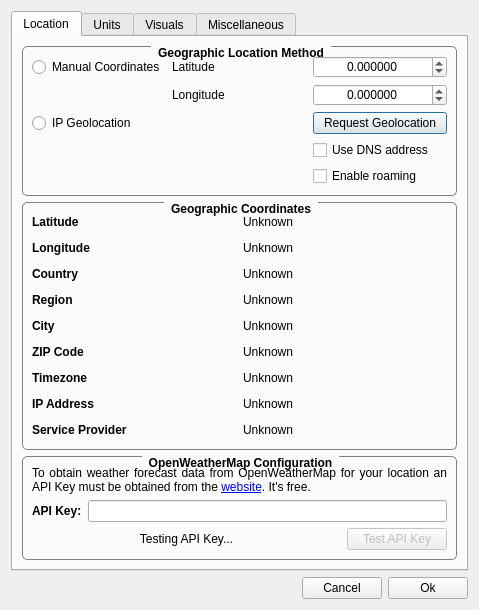
FelixdelasPozas/TrayWeather, file ConfigurationDialog.ui: the form before one commit.
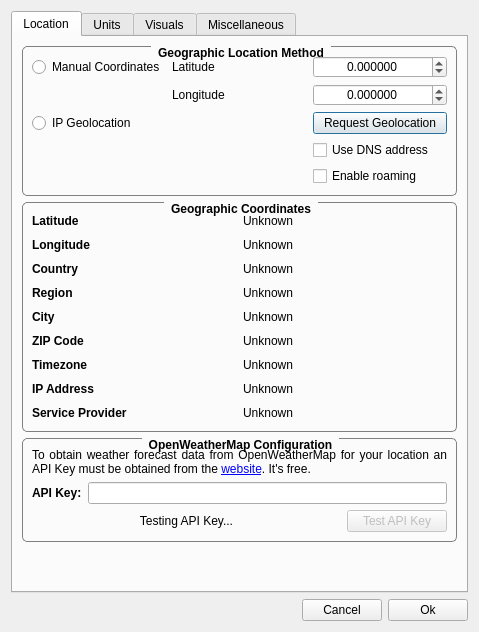
The form after the commit. The open tabs and pages were chosen to show the change. Icons and pictures are not drawn. Custom widgets are drawn as their Qt base class.

Commit message: Fix: ConfigurationDialog layout tweaks. Option to enable/disable icon text border.

```diff
--- a/ConfigurationDialog.ui
+++ b/ConfigurationDialog.ui
@@ -10,7 +10,7 @@
     <x>0</x>
     <y>0</y>
     <width>479</width>
-    <height>610</height>
+    <height>632</height>
    </rect>
   </property>
   <property name="windowTitle">
@@ -36,7 +36,7 @@
       <attribute name="title">
        <string>Location</string>
       </attribute>
-      <layout class="QVBoxLayout" name="verticalLayout_7" stretch="0,1,0">
+      <layout class="QVBoxLayout" name="verticalLayout_7" stretch="0,0,0,1">
        <item>
         <widget class="QGroupBox" name="groupBox_4">
          <property name="font">
@@ -219,6 +219,12 @@
        </item>
        <item>
         <widget class="QGroupBox" name="m_geoBox">
+         <property name="sizePolicy">
+          <sizepolicy hsizetype="Preferred" vsizetype="MinimumExpanding">
+           <horstretch>0</horstretch>
+           <verstretch>0</verstretch>
+          </sizepolicy>
+         </property>
          <property name="font">
           <font>
            <weight>75</weight>
@@ -242,13 +248,22 @@
           <string>Geographic Coordinates</string>
          </property>
          <layout class="QVBoxLayout" name="verticalLayout_2">
-          <property name="sizeConstraint">
-           <enum>QLayout::SetMinAndMaxSize</enum>
-          </property>
           <item>
-           <layout class="QGridLayout" name="gridLayout_2" rowstretch="0,0,0,0,0,0,0,0,0" columnstretch="1,1">
+           <layout class="QGridLayout" name="gridLayout_2" columnstretch="1,1">
             <item row="2" column="0">
              <widget class="QLabel" name="label">
+              <property name="minimumSize">
+               <size>
+                <width>0</width>
+                <height>18</height>
+               </size>
+              </property>
+              <property name="maximumSize">
+               <size>
+                <width>16777215</width>
+                <height>18</height>
+               </size>
+              </property>
               <property name="font">
                <font>
                 <weight>75</weight>
@@ -262,6 +277,18 @@
             </item>
             <item row="2" column="1">
              <widget class="QLabel" name="m_country">
+              <property name="minimumSize">
+               <size>
+                <width>0</width>
+                <height>18</height>
+               </size>
+              </property>
+              <property name="maximumSize">
+               <size>
+                <width>16777215</width>
+                <height>18</height>
+               </size>
+              </property>
               <property name="text">
                <string notr="true">Unknown</string>
               </property>
@@ -269,6 +296,18 @@
             </item>
             <item row="3" column="0">
              <widget class="QLabel" name="label_5">
+              <property name="minimumSize">
+               <size>
+                <width>0</width>
+                <height>18</height>
+               </size>
+              </property>
+              <property name="maximumSize">
+               <size>
+                <width>16777215</width>
+                <height>18</height>
+               </size>
+              </property>
               <property name="font">
                <font>
                 <weight>75</weight>
@@ -282,6 +321,18 @@
             </item>
             <item row="3" column="1">
              <widget class="QLabel" name="m_region">
+              <property name="minimumSize">
+               <size>
+                <width>0</width>
+                <height>18</height>
+               </size>
+              </property>
+              <property name="maximumSize">
+               <size>
+                <width>16777215</width>
+                <height>18</height>
+               </size>
+              </property>
               <property name="text">
                <string notr="true">Unknown</string>
               </property>
@@ -289,6 +340,18 @@
             </item>
             <item row="0" column="0">
              <widget class="QLabel" name="label_7">
+              <property name="minimumSize">
+               <size>
+                <width>0</width>
+                <height>18</height>
+               </size>
+              </property>
+              <property name="maximumSize">
+               <size>
+                <width>16777215</width>
+                <height>18</height>
+               </size>
+              </property>
               <property name="font">
                <font>
                 <weight>75</weight>
@@ -302,6 +365,18 @@
             </item>
             <item row="1" column="0">
              <widget class="QLabel" name="label_9">
+              <property name="minimumSize">
+               <size>
+                <width>0</width>
+                <height>18</height>
+               </size>
+              </property>
+              <property name="maximumSize">
+               <size>
+                <width>16777215</width>
+                <height>18</height>
+               </size>
+              </property>
               <property name="font">
                <font>
                 <weight>75</weight>
@@ -315,6 +390,18 @@
             </item>
             <item row="0" column="1">
              <widget class="QLabel" name="m_latitude">
+              <property name="minimumSize">
+               <size>
+                <width>0</width>
+                <height>18</height>
+               </size>
+              </property>
+              <property name="maximumSize">
+               <size>
+                <width>16777215</width>
+                <height>18</height>
+               </size>
+              </property>
               <property name="text">
                <string notr="true">Unknown</string>
               </property>
@@ -322,6 +409,18 @@
             </item>
             <item row="1" column="1">
              <widget class="QLabel" name="m_longitude">
+              <property name="minimumSize">
+               <size>
+                <width>0</width>
+                <height>18</height>
+               </size>
+              </property>
+              <property name="maximumSize">
+               <size>
+                <width>16777215</width>
+                <height>18</height>
+               </size>
+              </property>
               <property name="text">
                <string notr="true">Unknown</string>
               </property>
@@ -329,6 +428,18 @@
             </item>
             <item row="7" column="1">
              <widget class="QLabel" name="m_ip">
+              <property name="minimumSize">
+               <size>
+                <width>0</width>
+                <height>18</height>
+               </size>
+              </property>
+              <property name="maximumSize">
+               <size>
+                <width>16777215</width>
+                <height>18</height>
+               </size>
+              </property>
               <property name="text">
                <string notr="true">Unknown</string>
               </property>
@@ -336,6 +447,18 @@
             </item>
             <item row="6" column="0">
              <widget class="QLabel" name="label_4">
+              <property name="minimumSize">
+               <size>
+                <width>0</width>
+                <height>18</height>
+               </size>
+              </property>
+              <property name="maximumSize">
+               <size>
+                <width>16777215</width>
+                <height>18</height>
+               </size>
+              </property>
               <property name="font">
                <font>
                 <weight>75</weight>
@@ -349,6 +472,18 @@
             </item>
             <item row="7" column="0">
              <widget class="QLabel" name="label_3">
+              <property name="minimumSize">
+               <size>
+                <width>0</width>
+                <height>18</height>
+               </size>
+              </property>
+              <property name="maximumSize">
+               <size>
+                <width>16777215</width>
+                <height>18</height>
+               </size>
+              </property>
               <property name="font">
                <font>
                 <weight>75</weight>
@@ -362,6 +497,18 @@
             </item>
             <item row="6" column="1">
              <widget class="QLabel" name="m_timezone">
+              <property name="minimumSize">
+               <size>
+                <width>0</width>
+                <height>18</height>
+               </size>
+              </property>
+              <property name="maximumSize">
+               <size>
+                <width>16777215</width>
+                <height>18</height>
+               </size>
+              </property>
               <property name="text">
                <string notr="true">Unknown</string>
               </property>
@@ -369,6 +516,18 @@
             </item>
             <item row="5" column="0">
              <widget class="QLabel" name="label_6">
+              <property name="minimumSize">
+               <size>
+                <width>0</width>
+                <height>18</height>
+               </size>
+              </property>
+              <property name="maximumSize">
+               <size>
+                <width>16777215</width>
+                <height>18</height>
+               </size>
+              </property>
               <property name="font">
                <font>
                 <weight>75</weight>
@@ -382,6 +541,18 @@
             </item>
             <item row="5" column="1">
              <widget class="QLabel" name="m_zipCode">
+              <property name="minimumSize">
+               <size>
+                <width>0</width>
+                <height>18</height>
+               </size>
+              </property>
+              <property name="maximumSize">
+               <size>
+                <width>16777215</width>
+                <height>18</height>
+               </size>
+              </property>
               <property name="text">
                <string notr="true">Unknown</string>
               </property>
@@ -389,6 +560,18 @@
             </item>
             <item row="4" column="1">
              <widget class="QLabel" name="m_city">
+              <property name="minimumSize">
+               <size>
+                <width>0</width>
+                <height>18</height>
+               </size>
+              </property>
+              <property name="maximumSize">
+               <size>
+                <width>16777215</width>
+                <height>18</height>
+               </size>
+              </property>
               <property name="text">
                <string notr="true">Unknown</string>
               </property>
@@ -396,6 +579,18 @@
             </item>
             <item row="4" column="0">
              <widget class="QLabel" name="label_2">
+              <property name="minimumSize">
+               <size>
+                <width>0</width>
+                <height>18</height>
+               </size>
+              </property>
+              <property name="maximumSize">
+               <size>
+                <width>16777215</width>
+                <height>18</height>
+               </size>
+              </property>
               <property name="font">
                <font>
                 <weight>75</weight>
@@ -409,6 +604,18 @@
             </item>
             <item row="8" column="0">
              <widget class="QLabel" name="label_8">
+              <property name="minimumSize">
+               <size>
+                <width>0</width>
+                <height>18</height>
+               </size>
+              </property>
+              <property name="maximumSize">
+               <size>
+                <width>16777215</width>
+                <height>18</height>
+               </size>
+              </property>
               <property name="font">
                <font>
                 <weight>75</weight>
@@ -422,6 +629,18 @@
             </item>
             <item row="8" column="1">
              <widget class="QLabel" name="m_isp">
+              <property name="minimumSize">
+               <size>
+                <width>0</width>
+                <height>18</height>
+               </size>
+              </property>
+              <property name="maximumSize">
+               <size>
+                <width>16777215</width>
+                <height>18</height>
+               </size>
+              </property>
               <property name="text">
                <string notr="true">Unknown</string>
               </property>
@@ -434,6 +653,12 @@
        </item>
        <item>
         <widget class="QGroupBox" name="m_keyBox">
+         <property name="sizePolicy">
+          <sizepolicy hsizetype="Preferred" vsizetype="MinimumExpanding">
+           <horstretch>0</horstretch>
+           <verstretch>0</verstretch>
+          </sizepolicy>
+         </property>
          <property name="font">
           <font>
            <weight>75</weight>
@@ -460,7 +685,7 @@
           <item>
            <widget class="QLabel" name="label_10">
             <property name="text">
-             <string>&lt;html&gt;&lt;head/&gt;&lt;body&gt;&lt;p&gt;To obtain weather forecast data from OpenWeatherMap for your location an API Key must be obtained from the &lt;a href=&quot;http://openweathermap.org/appid&quot;&gt;&lt;span style=&quot; text-decoration: underline; color:#0000ff;&quot;&gt;website&lt;/span&gt;&lt;/a&gt;. It's free.&lt;/p&gt;&lt;/body&gt;&lt;/html&gt;</string>
+             <string>To obtain weather forecast data from OpenWeatherMap for your location an API Key must be obtained from the &lt;a href=&quot;http://openweathermap.org/appid&quot;&gt;website&lt;/a&gt;. It's free.</string>
             </property>
             <property name="textFormat">
              <enum>Qt::RichText</enum>
@@ -536,6 +761,19 @@
          </layout>
         </widget>
        </item>
+       <item>
+        <spacer name="verticalSpacer_2">
+         <property name="orientation">
+          <enum>Qt::Vertical</enum>
+         </property>
+         <property name="sizeHint" stdset="0">
+          <size>
+           <width>20</width>
+           <height>0</height>
+          </size>
+         </property>
+        </spacer>
+       </item>
       </layout>
      </widget>
      <widget class="QWidget" name="tab_3">
```
Left out of the diff: 41 changed lines with no effect on the pictures. The commit also changes 4 other files.
